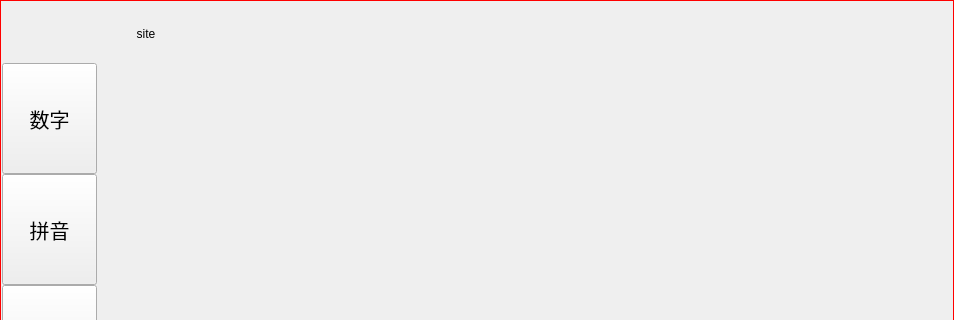
This is src/keyboard/ui/softkeyboard.ui in dshadow0943/LittleSunInputMethod as Qt 5 draws it before an edit; both pictures show x 0 to 954 and y 0 to 320 of the 954 by 508 pixel window. The edited form follows.
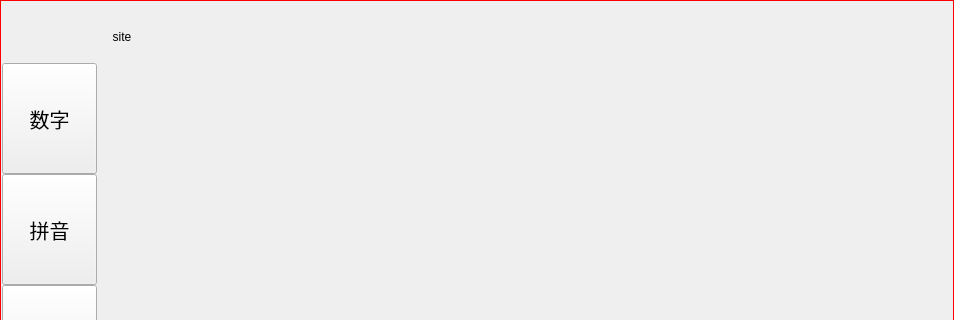
This is the edited form. Custom widgets are drawn as their Qt base class.

```diff
--- a/src/keyboard/ui/softkeyboard.ui
+++ b/src/keyboard/ui/softkeyboard.ui
@@ -241,7 +241,7 @@
       <property name="bottomMargin">
        <number>0</number>
       </property>
-      <item>
+      <item alignment="Qt::AlignVCenter">
        <widget class="QWidget" name="widget_2" native="true">
         <property name="sizePolicy">
          <sizepolicy hsizetype="Preferred" vsizetype="Fixed">
@@ -278,8 +278,8 @@
           <widget class="QLabel" name="site">
            <property name="sizePolicy">
             <sizepolicy hsizetype="Preferred" vsizetype="Preferred">
-             <horstretch>1</horstretch>
-             <verstretch>0</verstretch>
+             <horstretch>0</horstretch>
+             <verstretch>1</verstretch>
             </sizepolicy>
            </property>
            <property name="minimumSize">
```
